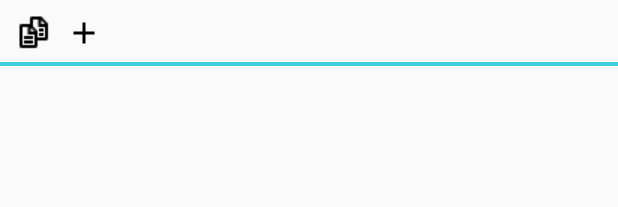
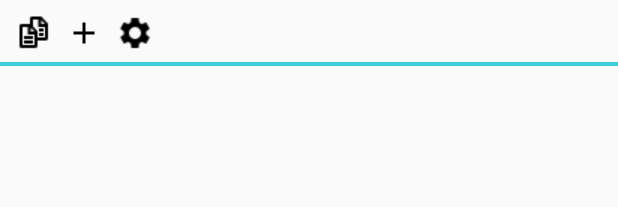
Before and after one commit to patrickcuagan/AndroidOutline, an Android app: the layout activity_main.xml on its own in the app's theme, with its tools: preview values and no code run, on a phone screen of 412 x 824 dp. Shown: the top 207 px of the screen. Run offline under Robolectric (Android 15) with nearby library versions, the phone set to English and light mode, and no system bars.

Commit message:
Update activity_main.xml

```diff
--- a/app/src/main/res/layout/activity_main.xml
+++ b/app/src/main/res/layout/activity_main.xml
@@ -4,9 +4,8 @@
     xmlns:tools="http://schemas.android.com/tools"
     android:layout_width="match_parent"
     android:layout_height="match_parent"
-    tools:context="com.example.patrick.outline.MainActivity"
+    tools:context="mobapde.edu.practice.androidoutlinetry.MainActivity"
     android:id="@+id/drawer_layout">
-
 
     <RelativeLayout android:layout_width="match_parent"
         android:layout_height="match_parent"
@@ -33,7 +32,14 @@
                 android:src="@drawable/plus"
                 android:background="#00000000"
                 android:id="@+id/ib_submit">
+            </ImageButton>
 
+            <ImageButton android:layout_width="wrap_content"
+                android:layout_height="wrap_content"
+                android:src="@drawable/settings"
+                android:background="#00000000"
+                android:layout_marginLeft="10dp"
+                android:id="@+id/ib_settings">
             </ImageButton>
         </LinearLayout>
 
@@ -127,9 +133,8 @@
                 android:src="@drawable/settings"
                 android:layout_alignParentRight="true"
                 android:layout_alignParentBottom="true"
-                    android:id="@+id/ib_settings"
+                android:id="@+id/ib_settings2"
                 android:background="#00000000">
-
             </ImageButton>
 
         </RelativeLayout>
```
Lines whose indentation alone changed are shown as unchanged.
